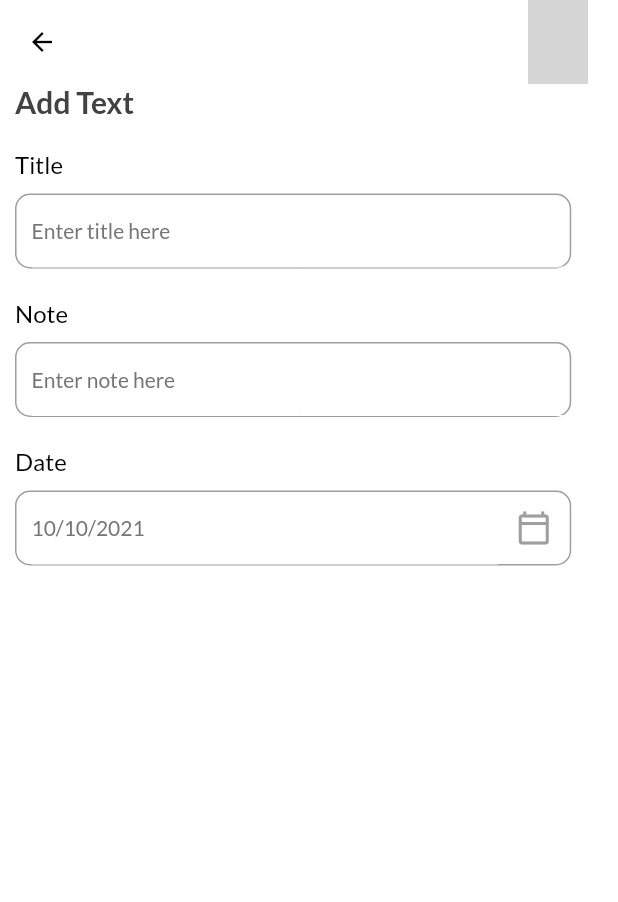
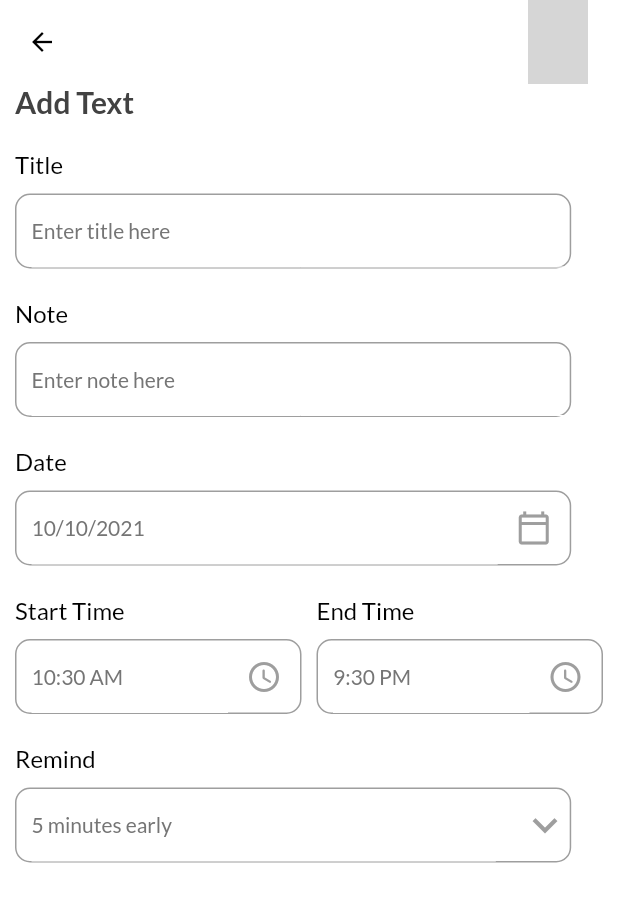
Before and after one commit to mustafasmnc/todox, a Flutter app: the AddTaskPage screen opened directly, on a phone screen of 412 x 824 dp. Shown: the top 902 px of the screen. Run offline on Flutter 3.47's test engine with Material 2 defaults, Android fonts, the light colour scheme and no system bars; our stand-ins replace date_picker_timeline, flutter_local_notifications, get, get_storage, google_fonts, timezone; accounts and stored records are empty; network calls fail; grey boxes are pictures that could not be loaded.

Commit message:
Start Time, End Time, Remind Sections

```diff
--- a/lib/ui/add_task_bar.dart
+++ b/lib/ui/add_task_bar.dart
@@ -13,6 +13,10 @@
 
 class _AddTaskPageState extends State<AddTaskPage> {
   DateTime _selectedDate = DateTime.now();
+  String _endTime = "9:30 PM";
+  String _startTime = DateFormat("hh:mm a").format(DateTime.now()).toString();
+  int _selectRemind = 5;
+  List<int> remindList = [5, 10, 15, 20];
   @override
   Widget build(BuildContext context) {
     return Scaffold(
@@ -41,6 +45,65 @@
                   onPressed: () => _getDateFromUser(),
                 ),
               ),
+              Row(
+                children: [
+                  Expanded(
+                      child: MyInputField(
+                    title: "Start Time",
+                    hint: _startTime,
+                    widget: IconButton(
+                      onPressed: () {
+                        _getTimeFromUser(isStartTime: true);
+                      },
+                      icon: Icon(
+                        Icons.access_time_rounded,
+                        color: Colors.grey,
+                      ),
+                    ),
+                  )),
+                  SizedBox(width: 10),
+                  Expanded(
+                      child: MyInputField(
+                    title: "End Time",
+                    hint: _endTime,
+                    widget: IconButton(
+                      onPressed: () {
+                        _getTimeFromUser(isStartTime: false);
+                      },
+                      icon: Icon(
+                        Icons.access_time_rounded,
+                        color: Colors.grey,
+                      ),
+                    ),
+                  )),
+                ],
+              ),
+              MyInputField(
+                title: "Remind",
+                hint: "$_selectRemind minutes early",
+                widget: DropdownButton(
+                  icon: Icon(
+                    Icons.keyboard_arrow_down,
+                    color: Colors.grey,
+                  ),
+                  underline: Container(height: 0),
+                  iconSize: 33,
+                  elevation: 4,
+                  onChanged: (String? newValue) {
+                    setState(() {
+                      _selectRemind = int.parse(newValue!);
+                    });
+                  },
+                  style: subTitleStyle,
+                  items: remindList.map<DropdownMenuItem<String>>((int value) {
+                    return DropdownMenuItem<String>(
+                      value: value.toString(),
+                      child: Text(value.toString()),
+                    );
+                  }).toList(),
+                ),
+              ),
+              SizedBox(height: 100),
             ],
           ),
         ),
@@ -77,29 +140,30 @@
       initialDate: DateTime.now(),
       firstDate: DateTime(2015),
       lastDate: DateTime(2071),
-      builder: (context, child) {
-        return Theme(
-          data: Theme.of(context).copyWith(
-            colorScheme: Get.isDarkMode
-                ? ColorScheme.dark(
-                    primary: Colors.grey, // header background color
-                    onPrimary: Colors.white, // header text color
-                    onSurface: Color(0xFF1D84B5), // body text color
-                  )
-                : ColorScheme.light(
-                    primary: primaryClr// header background color
-                    onPrimary: Colors.white, // header text color
-                    onSurface: Color(0xFF0A2239), // body text color
-                  ),
-            textButtonTheme: TextButtonThemeData(
-              style: TextButton.styleFrom(
-                primary: Colors.red, // button text color
-              ),
-            ),
-          ),
-          child: child!,
-        );
-      },
+      //Change showDatePicker UI
+      // builder: (context, child) {
+      //   return Theme(
+      //     data: Theme.of(context).copyWith(
+      //       colorScheme: Get.isDarkMode
+      //           ? ColorScheme.dark(
+      //               primary: Colors.grey, // header background color
+      //               onPrimary: Colors.white, // header text color
+      //               onSurface: Color(0xFF1D84B5), // body text color
+      //             )
+      //           : ColorScheme.light(
+      //               //primary: primaryClr // header background color
+      //               onPrimary: Colors.white, // header text color
+      //               onSurface: Color(0xFF0A2239), // body text color
+      //             ),
+      //       textButtonTheme: TextButtonThemeData(
+      //         style: TextButton.styleFrom(
+      //           primary: Colors.red, // button text color
+      //         ),
+      //       ),
+      //     ),
+      //     child: child!,
+      //   );
+      // },
     );
     if (_pickerDate != null) {
       setState(() {
@@ -108,4 +172,30 @@
     } else
       print("it's null or something is wrong");
   }
+
+  _getTimeFromUser({required bool isStartTime}) async {
+    var pickedTime = await _showTimePicker();
+    String _formatedTime = pickedTime.format(context);
+    if (pickedTime == null) {
+      print("Time Cancelled");
+    } else if (isStartTime == true) {
+      setState(() {
+        _startTime = _formatedTime;
+      });
+    } else if (isStartTime == false) {
+      setState(() {
+        _endTime = _formatedTime;
+      });
+    }
+  }
+
+  _showTimePicker() {
+    return showTimePicker(
+        initialEntryMode: TimePickerEntryMode.input,
+        context: context,
+        initialTime: TimeOfDay(
+          hour: int.parse(_startTime.split(":")[0]),
+          minute: int.parse(_startTime.split(":")[1].split(" ")[0]),
+        ));
+  }
 }
```
